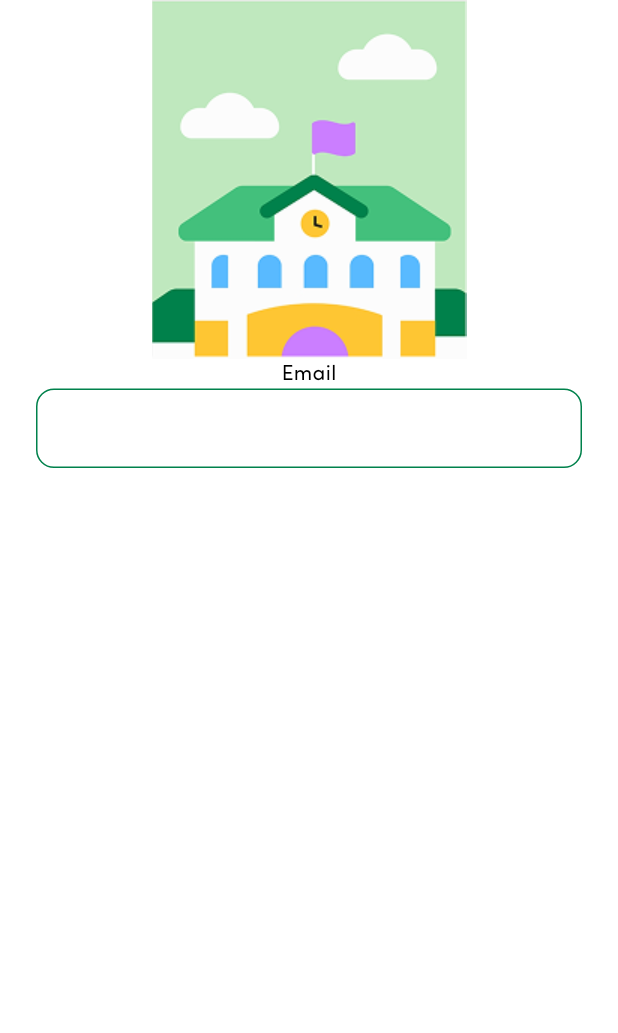
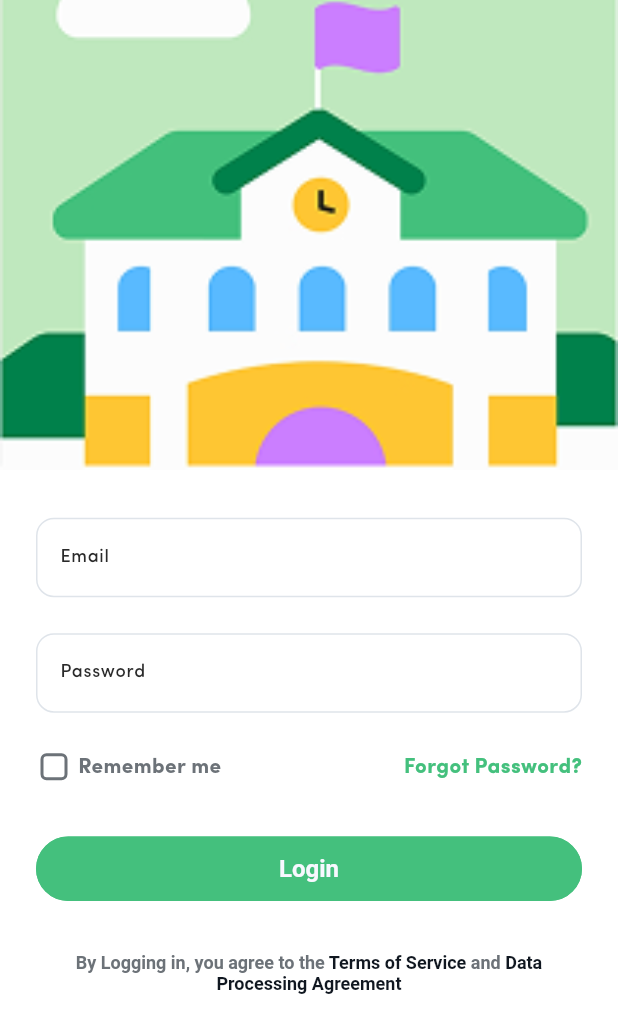
Before and after one commit to Dimah02/safe_bus, a Flutter app: the screen it shows after launch, after a tap on "Parent", on a phone screen of 412 x 824 dp. Shown: the top 1033 px of the screen. Run offline on Flutter 3.47's test engine with Material 3 defaults, Android fonts, the phone set to English and light mode, and no system bars; our stand-ins replace flutter_svg, font_awesome_flutter, get_it, go_router; project files that could hold a hidden picture were left out.

Commit message:
add login design

```diff
--- a/lib/core/styles/colors.dart
+++ b/lib/core/styles/colors.dart
@@ -32,8 +32,9 @@ class KColors {
 
   static const black = Color(0xff171E1B);
   static const darkGrey = Color(0xff4D4F4E);
-  static const grey = Color(0xff969696);
-  static const lightGrey = Color(0xffD1D1D1);
+  static const grey = Color(0xff6C7278);
+  static const lightGrey = Color(0xff969696);
+  static const lighterGrey = Color(0xffD1D1D1);
 
   static const splashFontColors = Color(0xff323232);
 
@@ -41,4 +42,8 @@ class KColors {
   static const labelSecondary = Color.fromRGBO(60, 60, 67, 0.6);
 
   static const routeRed = Color.fromRGBO(236, 56, 11, 0.98);
+
+  static const textFieldHintColor = Color(0xff9CA3AF);
+  static const textFieldStrok = Color(0xffDFE4EA);
+  static const textFieldLable = Color(0xff2A2A2A);
 }
--- a/lib/core/styles/image_strings.dart
+++ b/lib/core/styles/image_strings.dart
@@ -8,4 +8,5 @@ class KImage {
   static const bus = "assets/images/background/busBackground.svg";
   static const busPng = "assets/images/background/bus.png";
   static const schoolImage = "assets/images/background/school.png";
+  static const schoolImagesvg = "assets/images/background/school.svg";
 }
--- a/lib/core/theme/custom_themes/checkbox_theme.dart
+++ b/lib/core/theme/custom_themes/checkbox_theme.dart
@@ -5,16 +5,17 @@ class KCheckboxTheme {
   KCheckboxTheme._();
   static CheckboxThemeData lightCheckboxTheme = CheckboxThemeData(
     shape: RoundedRectangleBorder(borderRadius: BorderRadius.circular(4)),
+    side: BorderSide(color: KColors.grey, width: 2),
     checkColor: WidgetStateProperty.resolveWith((states) {
       if (states.contains(WidgetState.selected)) {
         return KColors.white;
       } else {
-        return KColors.black;
+        return KColors.grey;
       }
     }),
     fillColor: WidgetStateProperty.resolveWith((states) {
       if (states.contains(WidgetState.selected)) {
-        return KColors.greenPrimary;
+        return KColors.greenSecondary;
       } else {
         return Colors.transparent;
       }
--- a/lib/core/theme/custom_themes/elevated_button_theme.dart
+++ b/lib/core/theme/custom_themes/elevated_button_theme.dart
@@ -7,17 +7,17 @@ class KElevatedButtonTheme {
     style: ElevatedButton.styleFrom(
       elevation: 0,
       foregroundColor: Colors.white,
-      backgroundColor: KColors.greenPrimary,
+      backgroundColor: KColors.greenSecondary,
       disabledForegroundColor: Colors.grey,
       disabledBackgroundColor: Colors.grey,
-      side: const BorderSide(color: KColors.greenPrimary),
-      padding: const EdgeInsets.symmetric(vertical: 10, horizontal: 16),
+      side: const BorderSide(color: KColors.greenSecondary),
+      padding: const EdgeInsets.symmetric(vertical: 12, horizontal: 24),
       textStyle: const TextStyle(
         fontSize: 16,
-        color: Colors.white,
-        fontWeight: FontWeight.w500,
+        color: KColors.white,
+        fontWeight: FontWeight.w700,
       ),
-      shape: RoundedRectangleBorder(borderRadius: BorderRadius.circular(12)),
+      shape: RoundedRectangleBorder(borderRadius: BorderRadius.circular(36)),
     ),
   );
 
--- a/lib/core/theme/custom_themes/text_field_theme.dart
+++ b/lib/core/theme/custom_themes/text_field_theme.dart
@@ -6,32 +6,35 @@ class KTextFieldTheme {
 
   static InputDecorationTheme lightInputDecorationTheme = InputDecorationTheme(
     errorMaxLines: 3,
-    prefixIconColor: KColors.greenPrimary,
-    suffixIconColor: KColors.greenPrimary,
+
+    prefixIconColor: KColors.textFieldHintColor,
+    suffixIconColor: KColors.textFieldHintColor,
     labelStyle: const TextStyle().copyWith(
       fontSize: 12,
-      color: KColors.greenPrimary,
+      color: KColors.textFieldLable,
     ),
     hintStyle: const TextStyle().copyWith(
       fontSize: 12,
-      color: KColors.greenPrimary,
+      color: KColors.textFieldHintColor,
     ),
     errorStyle: const TextStyle().copyWith(
       fontSize: 12,
       fontStyle: FontStyle.normal,
     ),
-    floatingLabelStyle: const TextStyle().copyWith(color: KColors.greenPrimary),
+    floatingLabelStyle: const TextStyle().copyWith(
+      color: KColors.textFieldLable,
+    ),
     border: const OutlineInputBorder().copyWith(
       borderRadius: BorderRadius.circular(12),
-      borderSide: const BorderSide(width: 1, color: KColors.greenPrimary),
+      borderSide: const BorderSide(width: 1, color: KColors.textFieldStrok),
     ),
     enabledBorder: const OutlineInputBorder().copyWith(
       borderRadius: BorderRadius.circular(12),
-      borderSide: const BorderSide(width: 1, color: KColors.greenPrimary),
+      borderSide: const BorderSide(width: 1, color: KColors.textFieldStrok),
     ),
     focusedBorder: const OutlineInputBorder().copyWith(
       borderRadius: BorderRadius.circular(12),
-      borderSide: const BorderSide(width: 1, color: KColors.greenPrimary),
+      borderSide: const BorderSide(width: 1, color: KColors.textFieldStrok),
     ),
     errorBorder: const OutlineInputBorder().copyWith(
       borderRadius: BorderRadius.circular(12),
--- a/lib/features/shared/login/presentation/views/login_screen.dart
+++ b/lib/features/shared/login/presentation/views/login_screen.dart
@@ -1,5 +1,7 @@
 import 'package:flutter/material.dart';
+import 'package:safe_bus/core/styles/colors.dart';
 import 'package:safe_bus/core/styles/image_strings.dart';
+import 'package:safe_bus/core/styles/sizes.dart';
 import 'package:safe_bus/core/styles/spacing_style.dart';
 
 class LoginScreen extends StatelessWidget {
@@ -8,17 +10,107 @@ class LoginScreen extends StatelessWidget {
   @override
   Widget build(BuildContext context) {
     return Scaffold(
-      body: Padding(
-        padding: KSpacingStyle.paddingNoTop,
-        child: SingleChildScrollView(
-          child: Form(
-            child: Column(
-              children: [
-                Image.asset(KImage.schoolImage),
-                Text("Email"),
-                TextFormField(),
-              ],
-            ),
+      body: SingleChildScrollView(
+        child: Form(
+          child: Column(
+            children: [
+              Container(
+                width: MediaQuery.of(context).size.width,
+                height: MediaQuery.of(context).size.height * 0.38,
+                decoration: BoxDecoration(
+                  color: KColors.greenSecondary,
+                  image: DecorationImage(
+                    alignment: Alignment(0, 1),
+                    fit: BoxFit.fitWidth,
+                    image: AssetImage(KImage.schoolImage),
+                  ),
+                ),
+              ),
+              Padding(
+                padding: KSpacingStyle.paddingNoTop,
+                child: Column(
+                  children: [
+                    SizedBox(height: KSizes.spaceBtwSections),
+                    TextFormField(
+                      cursorColor: KColors.textFieldHintColor,
+                      decoration: InputDecoration(label: Text("Email")),
+                    ),
+                    SizedBox(height: KSizes.defaultSpace),
+                    TextFormField(
+                      cursorColor: KColors.textFieldHintColor,
+                      decoration: InputDecoration(label: Text("Password")),
+                    ),
+                    SizedBox(height: KSizes.defaultSpace),
+                    Row(
+                      mainAxisAlignment: MainAxisAlignment.spaceBetween,
+                      children: [
+                        Row(
+                          children: [
+                            SizedBox(
+                              height: 24,
+                              width: 24,
+                              child: Checkbox(
+                                value: false,
+                                onChanged: (value) {},
+                              ),
+                            ),
+                            SizedBox(width: KSizes.xs),
+                            Text(
+                              "Remember me",
+                              style: TextStyle(
+                                color: KColors.grey,
+                                fontWeight: FontWeight.w700,
+                              ),
+                            ),
+                          ],
+                        ),
+                        Text(
+                          "Forgot Password?",
+                          style: TextStyle(
+                            color: KColors.greenSecondary,
+                            fontWeight: FontWeight.w700,
+                          ),
+                        ),
+                      ],
+                    ),
+                    SizedBox(height: KSizes.spaceBtwSections),
+                    SizedBox(
+                      width: double.infinity,
+                      child: ElevatedButton(
+                        onPressed: () {},
+                        child: Text(
+                          "Login",
+                          style: TextStyle(color: KColors.white),
+                        ),
+                      ),
+                    ),
+                    SizedBox(height: KSizes.spaceBtwSections),
+                    RichText(
+                      textAlign: TextAlign.center,
+                      text: TextSpan(
+                        style: TextStyle(
+                          color: KColors.grey,
+                          fontSize: KSizes.fonstSizexSm,
+                          fontWeight: FontWeight.w700,
+                        ),
+                        children: [
+                          TextSpan(text: "By Logging in, you agree to the "),
+                          TextSpan(
+                            text: "Terms of Service",
+                            style: TextStyle(color: KColors.fontColor),
+                          ),
+                          TextSpan(text: " and "),
+                          TextSpan(
+                            text: "Data Processing Agreement",
+                            style: TextStyle(color: KColors.fontColor),
+                          ),
+                        ],
+                      ),
+                    ),
+                  ],
+                ),
+              ),
+            ],
           ),
         ),
       ),
```
Also changed, not shown: assets/images/background/school.svg (added).
